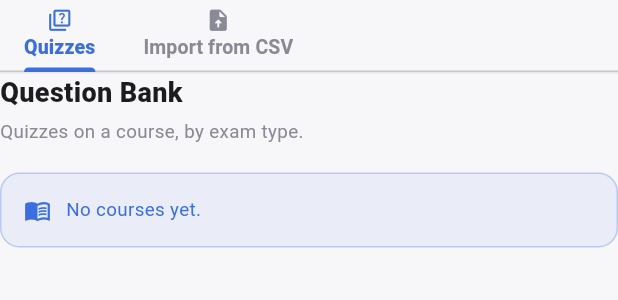
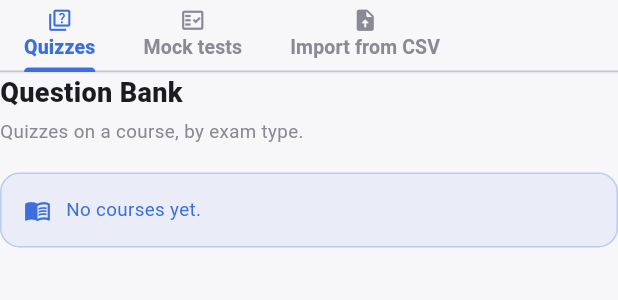
Before and after one commit to projectinshahi/DoctorApp-Admin, a Flutter app: the QuestionBankScreen widget shown alone on an empty page, opened directly, on a phone screen of 412 x 824 dp. Shown: the top 300 px of the screen. Run offline on Flutter 3.47's test engine with Material 3 defaults, Android fonts, the phone set to English and light mode, and no system bars; our stand-ins replace csv, file_picker, flutter_svg, shared_preferences, video_player, youtube_player_iframe; missing offline and left inert: dart:html, dart:ui_web, syncfusion_flutter_pdf, syncfusion_flutter_pdfviewer; accounts and stored records are empty; network calls fail.

Commit message:
Mock tests, where the questions are
Question Bank is where someone goes to think about questions, so the
mock test built from them belongs on the same screen: a third tab, the
course and exam pickers, and the wizard behind them - details with the
instructions PDF, the questions CSV, then the review before anything is
published.

It is the Tests screen itself rather than a second copy. One upload, one
review, one answer to what was uploaded.

Co-Authored-By: Claude Opus 5 (1M context) <noreply@anthropic.com>

```diff
--- a/lib/Screen/QuestionBank/question_bank_screen.dart
+++ b/lib/Screen/QuestionBank/question_bank_screen.dart
@@ -1,15 +1,22 @@
 import 'package:flutter/material.dart';
 
 import '../../core/theam/theam_dart.dart';
+import '../Test/test_list_screen.dart';
 import 'course_quiz_screen.dart';
 import 'question_import_tab.dart';
 
-/// The Question Bank section: the quizzes built from the bank, and the way
-/// questions get into it.
+/// The Question Bank section: everything a set of questions becomes, and the
+/// ways questions get in.
 ///
-/// Two tabs rather than one screen because the two work at different scopes.
-/// A quiz belongs to a course and an exam; a bank question belongs to a
-/// subject and a topic and knows nothing about either.
+/// Three tabs rather than one screen because they work at different scopes.
+/// A quiz and a mock test belong to a course and an exam; a bank question
+/// belongs to a subject and a topic and knows nothing about either.
+///
+/// Mock tests are the Tests screen itself, not a copy of it: the same course
+/// and exam pickers, the same wizard behind them - details and instructions
+/// PDF, then the questions CSV, then the review before anything publishes.
+/// Two screens that drift apart would be two different answers to "what did
+/// I upload".
 class QuestionBankScreen extends StatelessWidget {
   final int? initialCourseId;
   final int? initialCourseTypeId;
@@ -23,7 +30,7 @@ class QuestionBankScreen extends StatelessWidget {
   @override
   Widget build(BuildContext context) {
     return DefaultTabController(
-      length: 2,
+      length: 3,
       child: Column(
         crossAxisAlignment: CrossAxisAlignment.start,
         children: [
@@ -49,6 +56,11 @@ class QuestionBankScreen extends StatelessWidget {
                     text: 'Quizzes'),
                 Tab(
                     height: 46,
+                    icon: Icon(Icons.fact_check_outlined, size: 17),
+                    iconMargin: EdgeInsets.zero,
+                    text: 'Mock tests'),
+                Tab(
+                    height: 46,
                     icon: Icon(Icons.upload_file_rounded, size: 17),
                     iconMargin: EdgeInsets.zero,
                     text: 'Import from CSV'),
@@ -62,6 +74,7 @@ class QuestionBankScreen extends StatelessWidget {
                   initialCourseId: initialCourseId,
                   initialCourseTypeId: initialCourseTypeId,
                 ),
+                const TestListScreen(),
                 const QuestionImportTab(),
               ],
             ),
```
